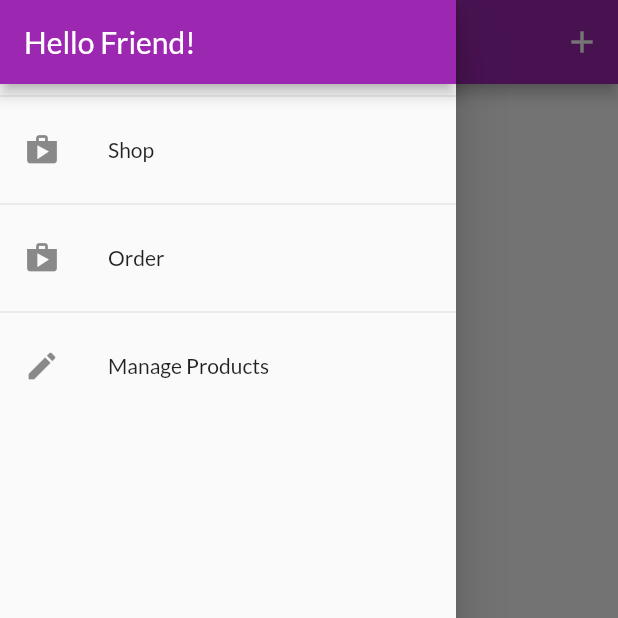
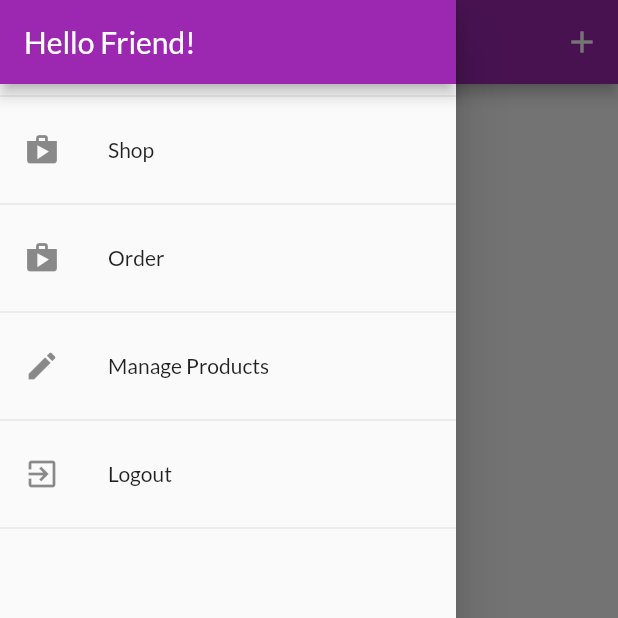
Before and after one commit to iamraajkanchan/shopping_app, a Flutter app: the UserProductsScreen screen opened by its route, with the side drawer open, on a phone screen of 412 x 824 dp, the top half of it. Run offline on Flutter 3.47's test engine with Material 2 defaults, Android fonts, the phone set to English and light mode, and no system bars; our stand-ins replace shared_preferences; accounts and stored records are empty; network calls fail.

Commit message:
Updated on 4th May 2021

```diff
--- a/lib/providers/orders.dart
+++ b/lib/providers/orders.dart
@@ -19,17 +19,22 @@ class OrderItem {
 
 class Orders with ChangeNotifier {
   List<OrderItem> _orders = [];
+  final String authToken;
+  final String userId;
+
+  Orders(this.authToken, this.userId, this._orders);
+
   List<OrderItem> get orders {
     return [..._orders];
   }
 
   Future<void> fetchAndSetOrders() async {
     final url = Uri.parse(
-        'https://shopping-app-e57b7-default-rtdb.asia-southeast1.firebasedatabase.app/orders.json');
+        'https://shopping-app-e57b7-default-rtdb.asia-southeast1.firebasedatabase.app/orders/$userId.json?auth=$authToken');
     final response = await http.get(url);
     final List<OrderItem> loadedOrders = [];
     final extractedData = json.decode(response.body) as Map<String, dynamic>;
-    if(extractedData == null) {
+    if (extractedData == null) {
       return;
     }
     extractedData.forEach((orderId, orderData) {
@@ -53,7 +58,7 @@ class Orders with ChangeNotifier {
 
   Future<void> addOrder(List<CartItem> cartProducts, double total) async {
     final url = Uri.parse(
-        'https://shopping-app-e57b7-default-rtdb.asia-southeast1.firebasedatabase.app/orders.json');
+        'https://shopping-app-e57b7-default-rtdb.asia-southeast1.firebasedatabase.app/orders/$userId.json?auth=$authToken');
     final timeStamp = DateTime.now();
     final response = await http.post(
       url,
--- a/lib/screens/auth_screen.dart
+++ b/lib/screens/auth_screen.dart
@@ -4,6 +4,7 @@ import 'package:flutter/material.dart';
 import 'package:provider/provider.dart';
 import 'package:shopping_app/models/http_exception.dart';
 import 'package:shopping_app/providers/auth.dart';
+import 'package:shopping_app/screens/products_overview_screen.dart';
 
 enum AuthMode { Signup, Login }
 
@@ -142,6 +143,7 @@ class _AuthCardState extends State<AuthCard> {
           _authData['password'],
         );
       }
+      Navigator.of(context).pushReplacementNamed(ProductsOverviewScreen.routeName);
     } on HttpException catch (error) {
       var errorMessage = 'Authentication failed.';
       if (error.toString().contains('EMAIL_EXISTS')) {
--- a/lib/screens/user_products_screen.dart
+++ b/lib/screens/user_products_screen.dart
@@ -8,12 +8,13 @@ import 'package:shopping_app/widgets/user_product_item.dart';
 class UserProductsScreen extends StatelessWidget {
   static const routeName = '/user-products';
   Future<void> _refreshProduts(BuildContext context) async {
-    await Provider.of<Products>(context, listen: false).fetchAndSetProducts();
+    await Provider.of<Products>(context, listen: false)
+        .fetchAndSetProducts(true);
   }
 
   @override
   Widget build(BuildContext context) {
-    final productsData = Provider.of<Products>(context);
+    // final productsData = Provider.of<Products>(context);
     return Scaffold(
       appBar: AppBar(
         title: const Text('Your Products'),
@@ -26,9 +27,15 @@ class UserProductsScreen extends StatelessWidget {
         ],
       ),
       drawer: AppDrawer(),
-      body: RefreshIndicator(
+      body: FutureBuilder(
+        future: _refreshProduts(context),
+        builder: (context, snapshot) =>
+            snapshot.connectionState == ConnectionState.waiting
+                ? Center(child: CircularProgressIndicator())
+                : RefreshIndicator(
                     onRefresh: () => _refreshProduts(context),
-        child: Padding(
+                    child: Consumer<Products>(
+                      builder: (context, productsData, _) => Padding(
                         padding: const EdgeInsets.all(8.0),
                         child: ListView.builder(
                           itemBuilder: (_, index) {
@@ -47,6 +54,8 @@ class UserProductsScreen extends StatelessWidget {
                         ),
                       ),
                     ),
+                  ),
+      ),
     );
   }
 }
--- a/lib/widgets/app_drawer.dart
+++ b/lib/widgets/app_drawer.dart
@@ -1,4 +1,6 @@
 import 'package:flutter/material.dart';
+import 'package:provider/provider.dart';
+import 'package:shopping_app/providers/auth.dart';
 import 'package:shopping_app/screens/orders_screen.dart';
 import 'package:shopping_app/screens/user_products_screen.dart';
 
@@ -42,6 +44,19 @@ class AppDrawer extends StatelessWidget {
               Navigator.of(context).pushReplacementNamed(UserProductsScreen.routeName);
             },
           ),
+          Divider(),
+          ListTile(
+            leading: Icon(
+              Icons.exit_to_app,
+            ),
+            title: Text('Logout'),
+            onTap: () {
+              Navigator.of(context).pop();
+              Navigator.of(context).pushReplacementNamed('/');
+              Provider.of<Auth>(context, listen: false).logout();
+            },
+          ),
+          Divider(),
         ],
       ),
     );
--- a/pubspec.yaml
+++ b/pubspec.yaml
@@ -31,6 +31,7 @@ dependencies:
   provider: ^5.0.0
   intl: ^0.17.0
   http: ^0.13.2
+  shared_preferences: ^2.0.5
 
 dev_dependencies:
   flutter_test:
```
Also changed, not shown: lib/main.dart (+32 -5 lines), lib/providers/auth.dart (+82 -0 lines), lib/providers/product.dart (+4 -4 lines), lib/providers/products.dart (+27 -10 lines), lib/screens/products_overview_screen.dart (+4 -3 lines), lib/screens/splash_screen.dart (added, +12 -0 lines), lib/widgets/product_item.dart (+6 -1 lines), pubspec.lock. Lines whose indentation alone changed are shown as unchanged.
